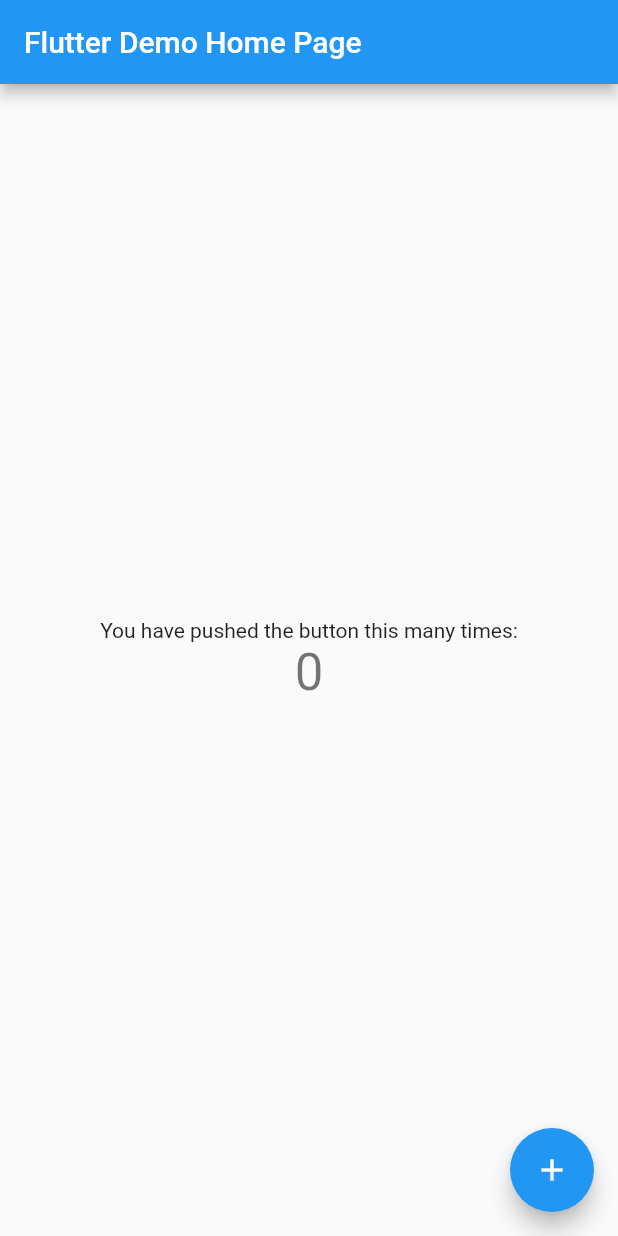
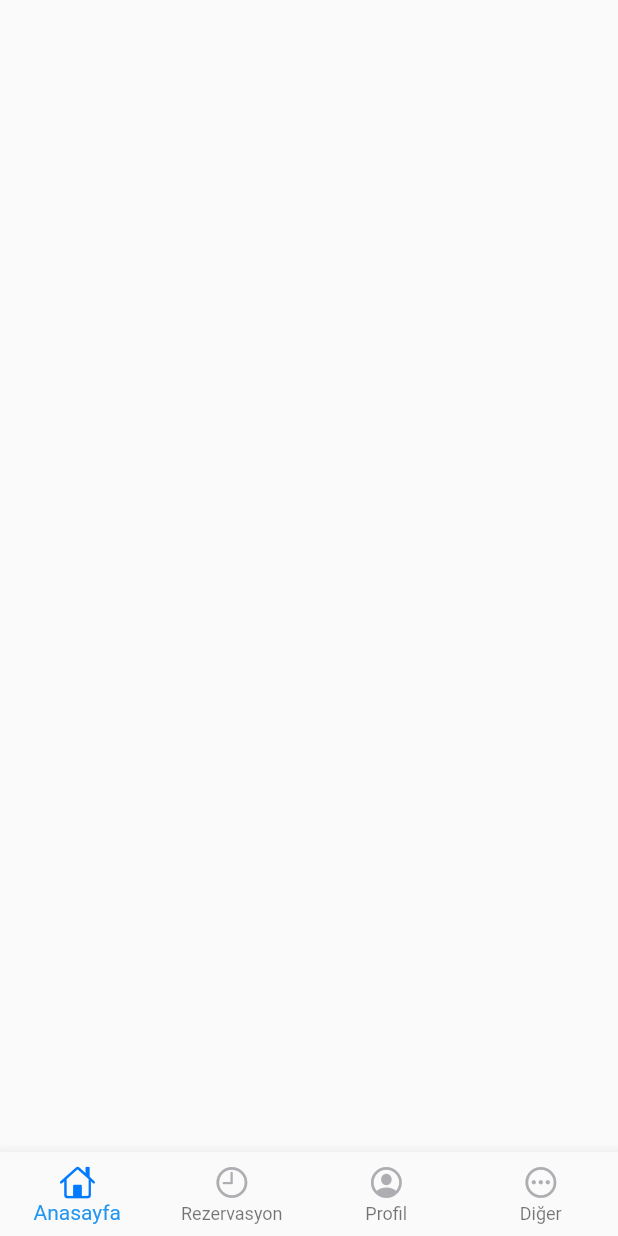
Before and after one commit to hasanaliozdemir/ble_parking_app, a Flutter app: the screen it shows after launch, on a phone screen of 412 x 824 dp. Run offline on Flutter 3.47's test engine with Material 2 defaults, Android fonts, the phone set to English and light mode, and no system bars; our stand-ins replace flutter_svg, get.

Commit message:
bottomAppBar eklendi

```diff
--- /dev/null
+++ b/lib/core/components/bottomBar.dart
@@ -0,0 +1,54 @@
+import 'package:flutter/cupertino.dart';
+import 'package:flutter/material.dart';
+import 'package:flutter_svg/flutter_svg.dart';
+
+import '../colors.dart';
+
+class BottomBar extends StatefulWidget {
+  const BottomBar({ Key key }) : super(key: key);
+
+  @override
+  _BottomBarState createState() => _BottomBarState();
+}
+
+class _BottomBarState extends State<BottomBar> {
+  var screens = [
+
+  ];
+
+  int _currentIndex = 0;
+  @override
+  Widget build(BuildContext context) {
+    return BottomNavigationBar(
+      currentIndex:  _currentIndex,
+          type: BottomNavigationBarType.fixed,
+          items: [
+            BottomNavigationBarItem(
+              icon: Icon(CupertinoIcons.home,color: gray800,),
+              activeIcon: Icon(CupertinoIcons.home,color: blue500,),
+              label: "Anasayfa"
+            ),
+            BottomNavigationBarItem(
+              icon: Icon(CupertinoIcons.clock,color: gray800),
+              activeIcon: Icon(CupertinoIcons.clock,color: blue500),
+              label: "Rezervasyon"
+            ),
+            BottomNavigationBarItem(
+              icon: Icon(CupertinoIcons.person_crop_circle,color: gray800),
+              activeIcon: Icon(CupertinoIcons.person_crop_circle,color: blue500),
+              label: "Profil"
+            ),
+            BottomNavigationBarItem(
+              icon: Icon(CupertinoIcons.ellipsis_circle,color: gray800),
+              activeIcon: Icon(CupertinoIcons.ellipsis_circle,color: blue500),
+              label: "Diğer"
+            ),
+          ],
+          onTap: (index){
+            setState(() {
+                          _currentIndex = index;
+                        });
+          },
+        );
+  }
+}
--- a/lib/main.dart
+++ b/lib/main.dart
@@ -1,113 +1,19 @@
 import 'package:flutter/material.dart';
+import 'package:get/get.dart';
+
+import 'wrapper.dart';
 
 void main() {
   runApp(MyApp());
 }
 
 class MyApp extends StatelessWidget {
-  // This widget is the root of your application.
+  const MyApp({Key key}) : super(key: key);
+
   @override
   Widget build(BuildContext context) {
-    return MaterialApp(
-      title: 'Flutter Demo',
-      theme: ThemeData(
-        // This is the theme of your application.
-        //
-        // Try running your application with "flutter run". You'll see the
-        // application has a blue toolbar. Then, without quitting the app, try
-        // changing the primarySwatch below to Colors.green and then invoke
-        // "hot reload" (press "r" in the console where you ran "flutter run",
-        // or simply save your changes to "hot reload" in a Flutter IDE).
-        // Notice that the counter didn't reset back to zero; the application
-        // is not restarted.
-        primarySwatch: Colors.blue,
-      ),
-      home: MyHomePage(title: 'Flutter Demo Home Page'),
+    return GetMaterialApp(
+      home: Wrapper(),
     );
   }
 }
-
-class MyHomePage extends StatefulWidget {
-  MyHomePage({Key key, this.title}) : super(key: key);
-
-  // This widget is the home page of your application. It is stateful, meaning
-  // that it has a State object (defined below) that contains fields that affect
-  // how it looks.
-
-  // This class is the configuration for the state. It holds the values (in this
-  // case the title) provided by the parent (in this case the App widget) and
-  // used by the build method of the State. Fields in a Widget subclass are
-  // always marked "final".
-
-  final String title;
-
-  @override
-  _MyHomePageState createState() => _MyHomePageState();
-}
-
-class _MyHomePageState extends State<MyHomePage> {
-  int _counter = 0;
-
-  void _incrementCounter() {
-    setState(() {
-      // This call to setState tells the Flutter framework that something has
-      // changed in this State, which causes it to rerun the build method below
-      // so that the display can reflect the updated values. If we changed
-      // _counter without calling setState(), then the build method would not be
-      // called again, and so nothing would appear to happen.
-      _counter++;
-    });
-  }
-
-  @override
-  Widget build(BuildContext context) {
-    // This method is rerun every time setState is called, for instance as done
-    // by the _incrementCounter method above.
-    //
-    // The Flutter framework has been optimized to make rerunning build methods
-    // fast, so that you can just rebuild anything that needs updating rather
-    // than having to individually change instances of widgets.
-    return Scaffold(
-      appBar: AppBar(
-        // Here we take the value from the MyHomePage object that was created by
-        // the App.build method, and use it to set our appbar title.
-        title: Text(widget.title),
-      ),
-      body: Center(
-        // Center is a layout widget. It takes a single child and positions it
-        // in the middle of the parent.
-        child: Column(
-          // Column is also a layout widget. It takes a list of children and
-          // arranges them vertically. By default, it sizes itself to fit its
-          // children horizontally, and tries to be as tall as its parent.
-          //
-          // Invoke "debug painting" (press "p" in the console, choose the
-          // "Toggle Debug Paint" action from the Flutter Inspector in Android
-          // Studio, or the "Toggle Debug Paint" command in Visual Studio Code)
-          // to see the wireframe for each widget.
-          //
-          // Column has various properties to control how it sizes itself and
-          // how it positions its children. Here we use mainAxisAlignment to
-          // center the children vertically; the main axis here is the vertical
-          // axis because Columns are vertical (the cross axis would be
-          // horizontal).
-          mainAxisAlignment: MainAxisAlignment.center,
-          children: <Widget>[
-            Text(
-              'You have pushed the button this many times:',
-            ),
-            Text(
-              '$_counter',
-              style: Theme.of(context).textTheme.headline4,
-            ),
-          ],
-        ),
-      ),
-      floatingActionButton: FloatingActionButton(
-        onPressed: _incrementCounter,
-        tooltip: 'Increment',
-        child: Icon(Icons.add),
-      ), // This trailing comma makes auto-formatting nicer for build methods.
-    );
-  }
-}
--- /dev/null
+++ b/lib/wrapper.dart
@@ -0,0 +1,19 @@
+import 'package:flutter/cupertino.dart';
+import 'package:flutter/material.dart';
+import 'package:gesk_app/core/components/bottomBar.dart';
+
+class Wrapper extends StatelessWidget {
+  const Wrapper({Key key}) : super(key: key);
+
+  @override
+  Widget build(BuildContext context) {
+    var auth = true;
+    if (auth) {
+      return Scaffold(
+        bottomNavigationBar: BottomBar()
+      );
+    }else{
+      return Scaffold();
+    }
+  }
+}
```
Also changed, not shown: lib/core/colors.dart (added, +31 -0 lines), pubspec.yaml (+7 -2 lines), assets/icons/bluetooth.svg (added), assets/icons/closed-park.svg (added), assets/icons/electricity.svg (added), assets/icons/maps.svg (added), assets/icons/multiply-circle-fill.svg (added), assets/icons/navigationarrow.svg (added), assets/icons/open-park.svg (added), assets/icons/other.svg (added), assets/icons/other2.svg (added), assets/icons/person2.svg (added), assets/icons/singin-popup-people.svg (added), assets/logos/Color.svg (added), 2 more files, 6 other files.
